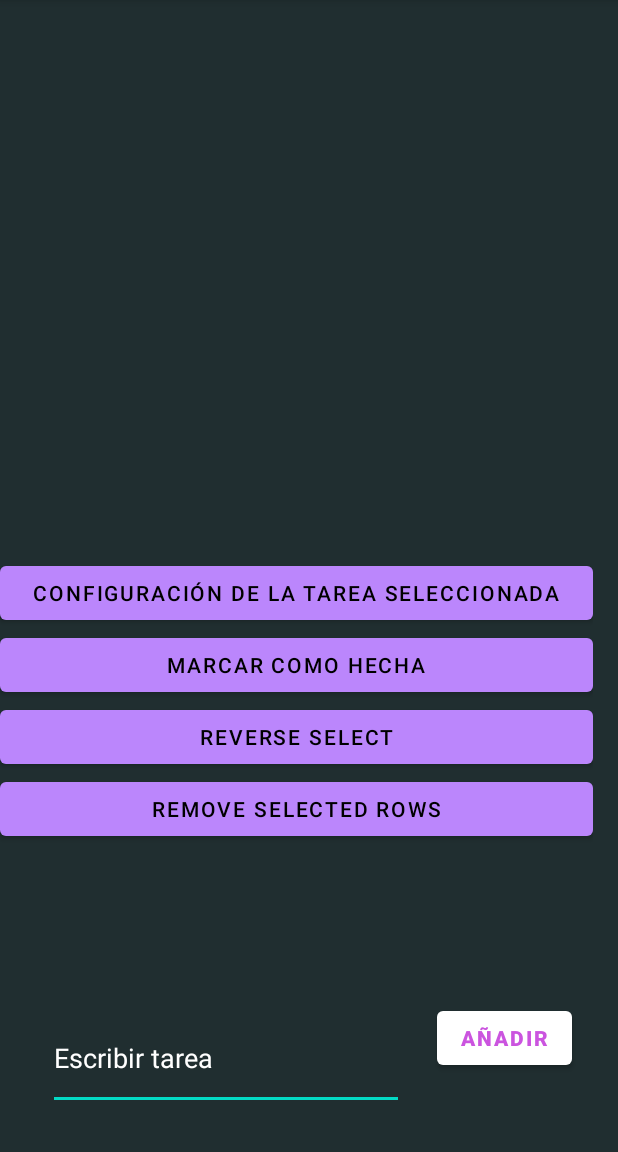
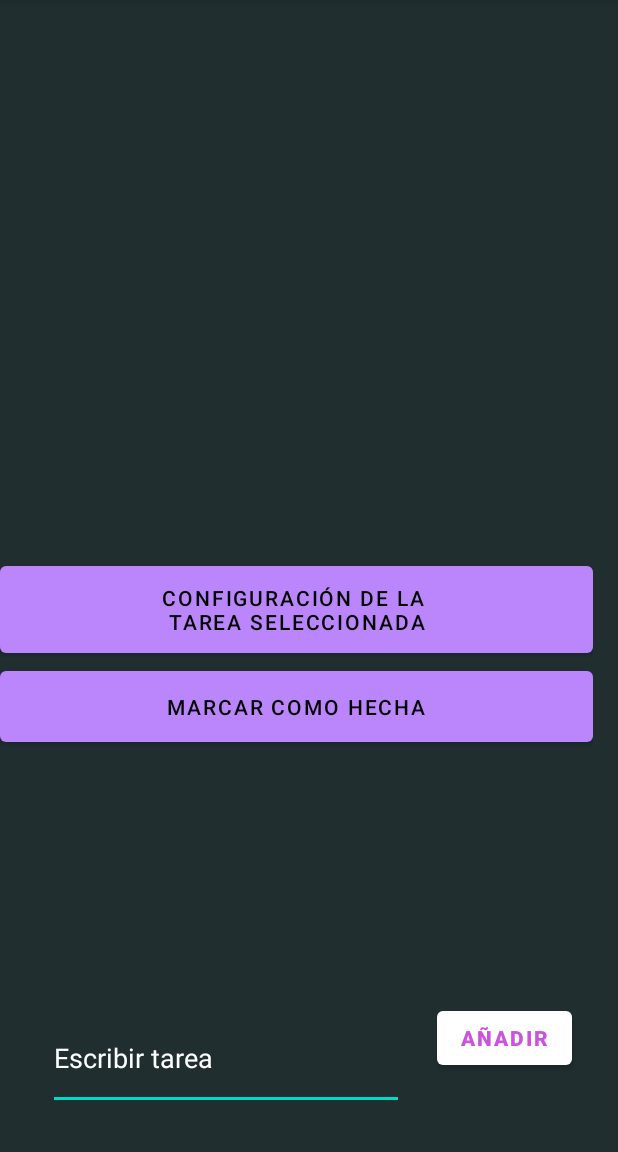
Before and after one commit to eniivak/TaskNew, an Android app: the TareaSettings screen opened directly, with no data from a screen before it, after a tap on "VOLVER", on a phone screen of 412 x 824 dp, the part 84-1236 px from its top. Run offline under Robolectric (Android 15) with nearby library versions, the phone set to English and light mode, and no system bars; 8 statements that could not run were skipped.

Commit message:
Botones del main cambiados

```diff
--- a/app/src/main/AndroidManifest.xml
+++ b/app/src/main/AndroidManifest.xml
@@ -14,9 +14,6 @@
         android:roundIcon="@mipmap/ic_launcher_round"
         android:supportsRtl="true"
         android:theme="@style/Theme.TaskNew">
-        <activity
-            android:name=".Notificacion"
-            android:exported="false" />
         <activity
             android:name=".TareaSettings"
             android:exported="false" />
--- a/app/src/main/java/com/example/tasknew/Login.java
+++ b/app/src/main/java/com/example/tasknew/Login.java
@@ -2,17 +2,20 @@ package com.example.tasknew;
 
 import android.content.DialogInterface;
 import android.content.Intent;
+import android.os.Build;
 import android.os.Bundle;
 import android.view.View;
 import android.widget.Button;
 import android.widget.EditText;
 import android.widget.TextView;
 
+import androidx.annotation.RequiresApi;
 import androidx.appcompat.app.AlertDialog;
 import androidx.appcompat.app.AppCompatActivity;
 
 public class Login extends AppCompatActivity {
 
+    @RequiresApi(api = Build.VERSION_CODES.O)
     @Override
     protected void onCreate(Bundle savedInstanceState) {
         super.onCreate(savedInstanceState);
@@ -21,6 +24,8 @@ public class Login extends AppCompatActivity {
         Button botonlogin=  findViewById(R.id.button_login);
         EditText textousuario= findViewById(R.id.text_usuario);
         EditText textocontra= findViewById(R.id.text_contra);
+        //recorrer todos los usuarios y las tareas y coger las fechas, si alguno es hoy saltar notificacion? (esto para siguientes mejoras)
+        //sino pensar en otra notificacion, por ejemplo cuando borres una tarea o asi
         botonlogin.setOnClickListener(new View.OnClickListener() {
             @Override
             public void onClick(View view) {
--- a/app/src/main/java/com/example/tasknew/TareaSettings.java
+++ b/app/src/main/java/com/example/tasknew/TareaSettings.java
@@ -1,6 +1,7 @@
 package com.example.tasknew;
 
 import android.app.DatePickerDialog;
+import android.app.Notification;
 import android.app.NotificationChannel;
 import android.app.NotificationManager;
 import android.content.Intent;
@@ -15,6 +16,7 @@ import android.widget.EditText;
 import android.widget.ImageButton;
 import android.widget.TextView;
 
+import androidx.annotation.RequiresApi;
 import androidx.appcompat.app.AppCompatActivity;
 
 public class TareaSettings extends AppCompatActivity {
@@ -70,12 +72,19 @@ public class TareaSettings extends AppCompatActivity {
         //BORRAR TAREA
         ImageButton botonborrar= findViewById(R.id.imageButton);
         botonborrar.setOnClickListener(new View.OnClickListener() {
+            @RequiresApi(api = Build.VERSION_CODES.O)
             @Override
             public void onClick(View view) {
                 TareaModel tm= new TareaModel(extras.getString("tarea"), extras.getString("usuario"));
                 gestorDB.borrarTarea(tm);
                 Intent intent= new Intent(TareaSettings.this, MainActivity.class); //para que cuando borres la tarea directamente te lleve al panel de las tareas
                 startActivity(intent);
+
+                NotificationUtils mNotificationUtils = new NotificationUtils(TareaSettings.this);
+                Notification.Builder nb = mNotificationUtils.
+                        getAndroidChannelNotification("Has borrado la tarea ", tarea);
+
+                mNotificationUtils.getManager().notify(101, nb.build());
             }
         });
 
@@ -117,17 +126,7 @@ public class TareaSettings extends AppCompatActivity {
         });
 
 
-        //GESTIONAR NOTIFICACIONES
-        Button notifi= (Button) findViewById(R.id.boton_notif);
-        notifi.setOnClickListener(new View.OnClickListener() {
-            @Override
-            public void onClick(View view) {
-                //abrir clase Notificacion
-                Intent i= new Intent(TareaSettings.this, Notificacion.class);
-                i.putExtra("tarea",tarea);
-                startActivity(i);
-            }
-        });
+
     }
 
     private void showDatePickerDialog(miDB db) {
@@ -149,20 +148,4 @@ public class TareaSettings extends AppCompatActivity {
 
 
 
-    /*//CREAR UN CANAL DE NOTIFICACIÓN
-    private void createNotificationChannel() {
-        // Create the NotificationChannel, but only on API 26+ because
-        // the NotificationChannel class is new and not in the support library
-        if (Build.VERSION.SDK_INT >= Build.VERSION_CODES.O) {
-            CharSequence name = "Hoy tienes que hacer esta tarea"; //getString(R.string.channel_name)
-            String description = "La fecha de la tarea es esta"; //getString(R.string.channel_description)
-            int importance = NotificationManager.IMPORTANCE_DEFAULT;
-            NotificationChannel channel = new NotificationChannel(NotificationChannel.DEFAULT_CHANNEL_ID, name, importance);
-            channel.setDescription(description);
-            // Register the channel with the system; you can't change the importance
-            // or other notification behaviors after this
-            NotificationManager notificationManager = getSystemService(NotificationManager.class);
-            notificationManager.createNotificationChannel(channel);
-        }
-    }
-*/}
+}
--- a/app/src/main/res/layout/activity_main.xml
+++ b/app/src/main/res/layout/activity_main.xml
@@ -28,27 +28,15 @@
         <Button
             android:id="@+id/list_abrir_config"
             android:layout_width="match_parent"
-            android:layout_height="wrap_content"
-            android:text="CONFIGURACIÓN DE LA TAREA SELECCIONADA" />
+            android:layout_height="70dp"
+            android:text="CONFIGURACIÓN DE LA \nTAREA SELECCIONADA" />
 
         <Button
             android:id="@+id/list_marcar_hecha"
             android:layout_width="match_parent"
-            android:layout_height="wrap_content"
+            android:layout_height="59dp"
             android:text="MARCAR COMO HECHA" />
 
-        <Button
-            android:id="@+id/list_select_reverse"
-            android:layout_width="match_parent"
-            android:layout_height="wrap_content"
-            android:text="Reverse Select" />
-
-
-        <Button
-            android:id="@+id/list_remove_selected_rows"
-            android:layout_width="match_parent"
-            android:layout_height="wrap_content"
-            android:text="Remove Selected Rows" />
 
     </LinearLayout>
 
```
Also changed, not shown: app/src/main/java/com/example/tasknew/MainActivity.java (+1 -10 lines), app/src/main/java/com/example/tasknew/Notificacion.java (deleted, +0 -66 lines), app/src/main/res/layout-land/activity_login.xml (added, +94 -0 lines), app/src/main/res/layout/activity_notificacion.xml (deleted, +0 -56 lines).
